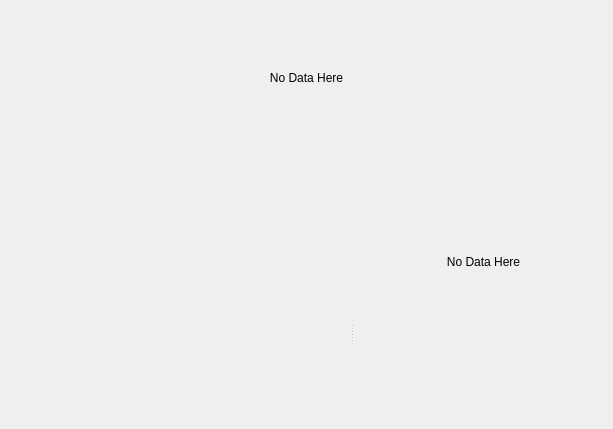
openSYDE/openSYDE, file opensyde_tool/src/system_definition/node_edit/data_logger/C_SdNdeDalTabContentWidget.ui: the form before one commit.
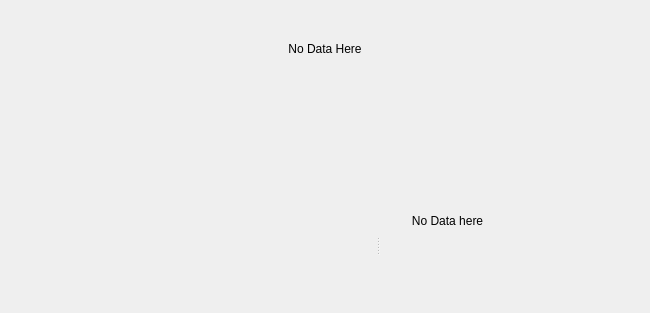
The form after the commit. Custom widgets are drawn as their Qt base class.

What changed in the file:
```diff
--- a/opensyde_tool/src/system_definition/node_edit/data_logger/C_SdNdeDalTabContentWidget.ui
+++ b/opensyde_tool/src/system_definition/node_edit/data_logger/C_SdNdeDalTabContentWidget.ui
@@ -6,8 +6,8 @@
    <rect>
     <x>0</x>
     <y>0</y>
-    <width>613</width>
-    <height>429</height>
+    <width>650</width>
+    <height>313</height>
    </rect>
   </property>
   <property name="windowTitle">
@@ -62,7 +62,25 @@
      </property>
      <widget class="stw::opensyde_gui::C_SdNdeDalLogJobsWidget" name="pc_LogJobsWidget" native="true"/>
      <widget class="QWidget" name="pc_LogJobContentWidget" native="true">
-      <layout class="QVBoxLayout" name="verticalLayout_3" stretch="0,0,1">
+      <layout class="QHBoxLayout" name="horizontalLayout" stretch="0,0">
+       <property name="spacing">
+        <number>0</number>
+       </property>
+       <property name="leftMargin">
+        <number>0</number>
+       </property>
+       <property name="topMargin">
+        <number>0</number>
+       </property>
+       <property name="rightMargin">
+        <number>0</number>
+       </property>
+       <property name="bottomMargin">
+        <number>0</number>
+       </property>
+       <item>
+        <widget class="QWidget" name="pc_LogJobEditWidget" native="true">
+         <layout class="QVBoxLayout" name="verticalLayout_2" stretch="0,1,1">
        <property name="spacing">
         <number>0</number>
        </property>
@@ -84,7 +102,7 @@
        <item>
         <widget class="stw::opensyde_gui_elements::C_OgeLabGroupItem" name="pc_LabelNoData">
          <property name="text">
-          <string>No Data Here</string>
+             <string>No Data here</string>
          </property>
          <property name="alignment">
           <set>Qt::AlignCenter</set>
@@ -96,6 +114,12 @@
        </item>
       </layout>
      </widget>
+       </item>
+       <item>
+        <widget class="stw::opensyde_gui::C_SdNdeDalLogJobsOvWidget" name="pc_LogJobsOverviewWidget" native="true"/>
+       </item>
+      </layout>
+     </widget>
     </widget>
    </item>
   </layout>
@@ -136,6 +160,12 @@
    <header>C_SdNdeDalLogJobGeneralSettingsWidget.hpp</header>
    <container>1</container>
   </customwidget>
+  <customwidget>
+   <class>stw::opensyde_gui::C_SdNdeDalLogJobsOvWidget</class>
+   <extends>QWidget</extends>
+   <header>C_SdNdeDalLogJobsOvWidget.hpp</header>
+   <container>1</container>
+  </customwidget>
  </customwidgets>
  <resources/>
  <connections/>
```
Left out of the diff: 6 changed lines with no effect on the pictures. Lines whose indentation alone changed are shown as unchanged.
